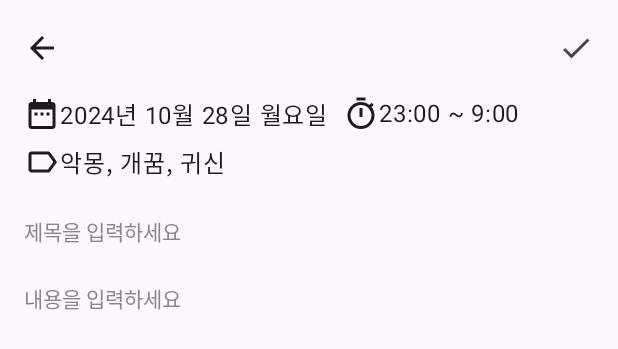
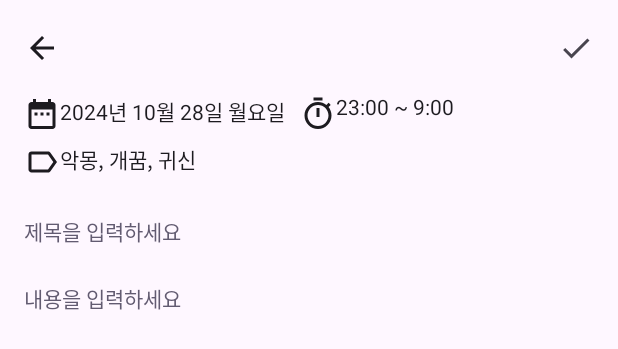
Before and after one commit to boostcampwm-2024/and01-dreamDiary, an Android app built with Jetpack Compose: the @Preview function PreviewDiaryListScreen, on a phone screen of 412 x 824 dp. Shown: the top 349 px of the screen. Run offline under Robolectric (Android 15) with nearby library versions, the phone set to English and light mode, and no system bars.

Commit message:
fix: color scheme 변경

```diff
--- a/feature/diary/build.gradle.kts
+++ b/feature/diary/build.gradle.kts
@@ -53,6 +53,8 @@ dependencies {
     debugImplementation(libs.androidx.ui.test.manifest)
 
     implementation(libs.androidx.material3)
+    implementation(libs.androidx.material.icons.extended)
+    implementation(libs.androidx.material.icons.extended.android)
 
     implementation(libs.androidx.appcompat)
     implementation(libs.material)
--- a/feature/diary/src/main/java/com/boostcamp/dreamteam/dreamdiary/feature/diary/write/DiaryWriteScreen.kt
+++ b/feature/diary/src/main/java/com/boostcamp/dreamteam/dreamdiary/feature/diary/write/DiaryWriteScreen.kt
@@ -45,7 +45,6 @@ fun DiaryWriteScreen() {
 
     val scrollState = rememberScrollState()
 
-    MaterialTheme {
     Scaffold(
         topBar = {
             TopAppBar(
@@ -65,9 +64,10 @@ fun DiaryWriteScreen() {
                             contentDescription = "Save"
                         )
                     }
-                    }
+                },
             )
-            }
+        },
+
         ) { innerPadding ->
         Column(
             modifier = Modifier
@@ -118,7 +118,7 @@ fun DiaryWriteScreen() {
                     if ("".isEmpty()) {
                         Text(
                             text = "제목을 입력하세요",
-                                style = TextStyle(color = Color.Gray)
+                            style = TextStyle(color = MaterialTheme.colorScheme.secondary)
                         )
                     }
                     innerTextField()
@@ -138,13 +138,12 @@ fun DiaryWriteScreen() {
                     if ("".isEmpty()) {
                         Text(
                             text = "내용을 입력하세요",
-                                style = TextStyle(color = Color.Gray)
+                            style = TextStyle(color = MaterialTheme.colorScheme.secondary)
                         )
                     }
                     innerTextField()
                 }
             )
-            }
         }
     }
 }
```
Lines whose indentation alone changed are shown as unchanged.
